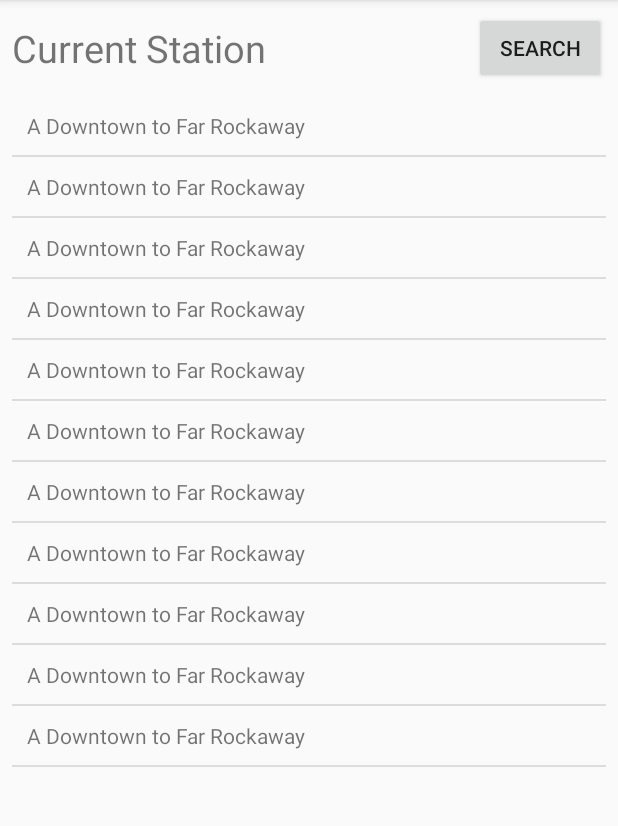
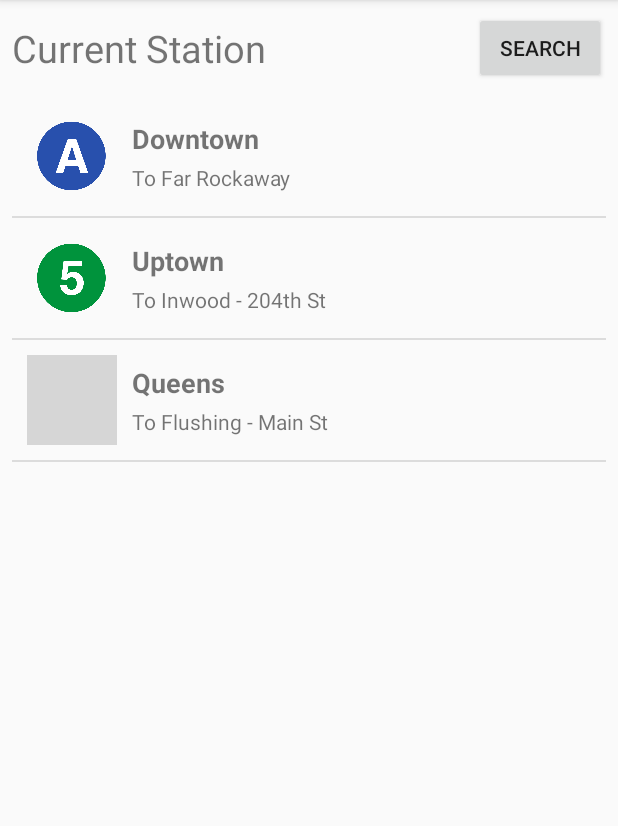
Before and after one commit to cm-jones/nyc-subway-tracker, an Android app: the screen it shows after launch (MainActivity), on a phone screen of 412 x 824 dp, the part 84-910 px from its top. Run offline under Robolectric (Android 15) with nearby library versions, the phone set to English and light mode, and no system bars; our stand-ins replace Volley; grey boxes are pictures that could not be loaded.

Commit message:
Add bullet, direction, destination info

```diff
--- a/app/src/main/java/com/cmjones/subwaytracker/MainActivity.java
+++ b/app/src/main/java/com/cmjones/subwaytracker/MainActivity.java
@@ -76,17 +76,9 @@ public class MainActivity extends AppCompatActivity {
 
         // Data to populate the RecyclerView with
         List<String> arrivals = new LinkedList<>();
-        arrivals.add(getString(R.string.a_downtown));
-        arrivals.add(getString(R.string.a_downtown));
-        arrivals.add(getString(R.string.a_downtown));
-        arrivals.add(getString(R.string.a_downtown));
-        arrivals.add(getString(R.string.a_downtown));
-        arrivals.add(getString(R.string.a_downtown));
-        arrivals.add(getString(R.string.a_downtown));
-        arrivals.add(getString(R.string.a_downtown));
-        arrivals.add(getString(R.string.a_downtown));
-        arrivals.add(getString(R.string.a_downtown));
-        arrivals.add(getString(R.string.a_downtown));
+        arrivals.add("A");
+        arrivals.add("5");
+        arrivals.add("7");
 
         adapter = new MyAdapter(this, arrivals);
         recyclerView.setAdapter(adapter);
--- a/app/src/main/java/com/cmjones/subwaytracker/MyAdapter.java
+++ b/app/src/main/java/com/cmjones/subwaytracker/MyAdapter.java
@@ -1,10 +1,12 @@
 package com.cmjones.subwaytracker;
 
 import android.content.Context;
+import android.content.res.Resources;
 import android.support.v7.widget.RecyclerView;
 import android.view.LayoutInflater;
 import android.view.View;
 import android.view.ViewGroup;
+import android.widget.ImageView;
 import android.widget.TextView;
 
 import java.util.List;
@@ -29,8 +31,19 @@ public class MyAdapter extends RecyclerView.Adapter<MyAdapter.ViewHolder> {
     // binds the data to the TextView in each row
     @Override
     public void onBindViewHolder(ViewHolder holder, int position) {
-        String animal = data.get(position);
-        holder.textView.setText(animal);
+        if (data.get(position).equals("A")) {
+            holder.direction.setText(R.string.downtown);
+            holder.destination.setText(R.string.rockaway);
+            holder.bullet.setImageResource(R.drawable.a_circle);
+        } else if (data.get(position).equals("5")) {
+            holder.direction.setText(R.string.uptown);
+            holder.destination.setText(R.string.inwood);
+            holder.bullet.setImageResource(R.drawable.five_circle);
+        } else if (data.get(position).equals("7")) {
+            holder.direction.setText(R.string.queens);
+            holder.destination.setText(R.string.flushing);
+            holder.bullet.setImageResource(R.drawable.seven_circle);
+        }
     }
 
     // total number of rows
@@ -42,11 +55,15 @@ public class MyAdapter extends RecyclerView.Adapter<MyAdapter.ViewHolder> {
 
     // stores and recycles views as they are scrolled off screen
     public class ViewHolder extends RecyclerView.ViewHolder implements View.OnClickListener {
-        TextView textView;
+        TextView direction;
+        TextView destination;
+        ImageView bullet;
 
         ViewHolder(View itemView) {
             super(itemView);
-            textView = itemView.findViewById(R.id.trainInfo);
+            direction = itemView.findViewById(R.id.direction);
+            destination = itemView.findViewById(R.id.destination);
+            bullet = itemView.findViewById(R.id.bullet);
             itemView.setOnClickListener(this);
         }
 
--- a/app/src/main/res/layout/recycler_view_row.xml
+++ b/app/src/main/res/layout/recycler_view_row.xml
@@ -1,15 +1,41 @@
 <?xml version="1.0" encoding="utf-8"?>
-<LinearLayout
-    xmlns:android="http://schemas.android.com/apk/res/android"
+<LinearLayout xmlns:android="http://schemas.android.com/apk/res/android"
     android:layout_width="match_parent"
-    android:layout_height="wrap_content"
-    android:orientation="horizontal"
-    android:padding="10dp">
+    android:padding="10sp"
+    android:layout_height="80sp"
+    android:orientation="horizontal" >
 
-    <TextView
-        android:id="@+id/trainInfo"
+    <ImageView
+        android:id="@+id/bullet"
+        android:layout_gravity="center"
+        android:contentDescription="@string/rockaway"
+        android:layout_width="60sp"
+        android:layout_height="60sp"
+        android:src="@drawable/a_circle" />
+
+    <LinearLayout
+        android:layout_marginLeft="10dp"
+        android:layout_marginStart="10dp"
+        android:layout_gravity="center"
+        android:orientation="vertical"
         android:layout_width="wrap_content"
-        android:layout_height="wrap_content"
-        android:typeface="sans" />
+        android:layout_height="wrap_content">
 
+        <TextView
+            android:id="@+id/direction"
+            android:text="@string/downtown"
+            android:textSize="18sp"
+            android:textStyle="bold"
+            android:layout_width="wrap_content"
+            android:layout_height="wrap_content" />
+
+        <TextView
+            android:id="@+id/destination"
+            android:layout_marginTop="4sp"
+            android:text="@string/rockaway"
+            android:textSize="14sp"
+            android:layout_width="wrap_content"
+            android:layout_height="wrap_content" />
+
+    </LinearLayout>
 </LinearLayout>
--- a/app/src/main/res/values/strings.xml
+++ b/app/src/main/res/values/strings.xml
@@ -1,5 +1,11 @@
 <resources>
     <string name="app_name">NYC Subway Tracker</string>
-    <string name="a_uptown"><font color='#2850ad'>A</font> Uptown to Inwood - 207 St</string>
-    <string name="a_downtown"><font color='#2850ad'>A</font> Downtown to Far Rockaway</string>
+    <string name="uptown">Uptown</string>
+    <string name="downtown">Downtown</string>
+    <string name="inwood">To Inwood - 204th St</string>
+    <string name="rockaway">To Far Rockaway</string>
+    <string name="flushing">To Flushing - Main St</string>
+    <string name="queens">Queens</string>
+    <string name="brooklyn">Brooklyn</string>
+    <string name="manhattan">Manhattan</string>
 </resources>
```
Also changed, not shown: app/src/main/res/drawable/a_circle.png (added), app/src/main/res/drawable/five_circle.png (added).
